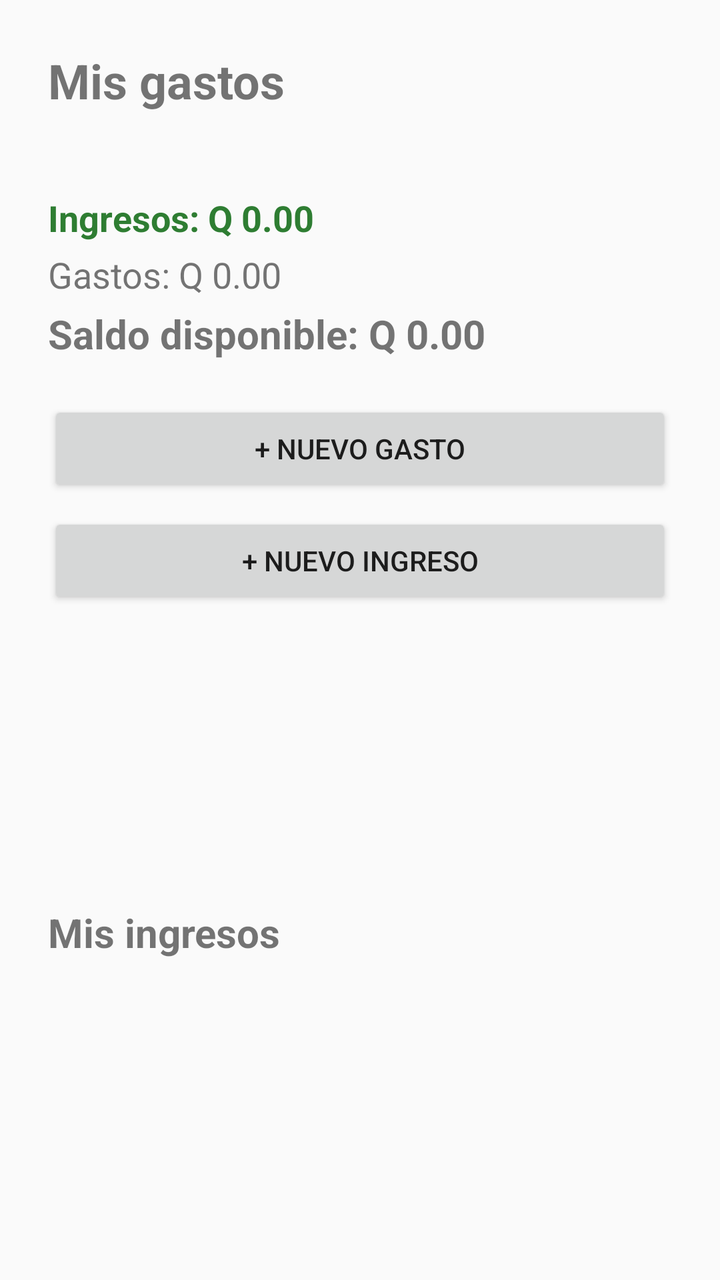
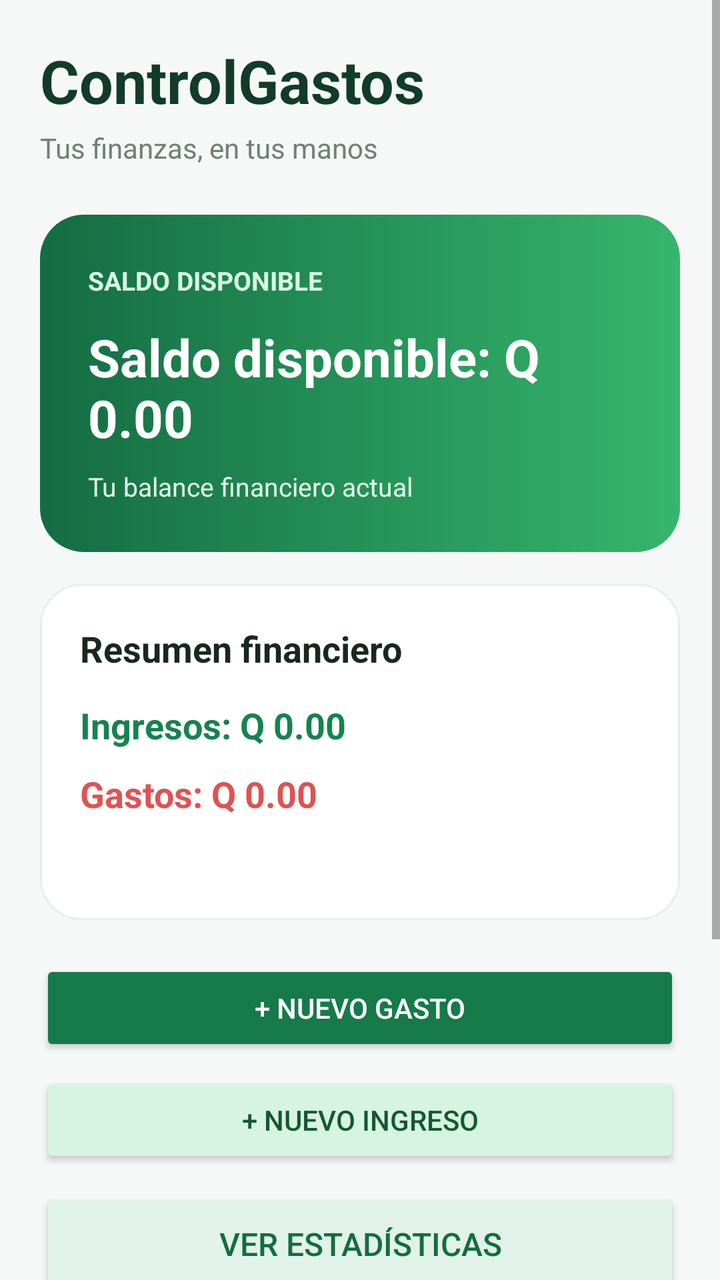

Screens rendered from an Android XML layout before and after an edit, with the pre-edit source and the edit as a unified diff.
<!-- AndroidManifest.xml: activity theme Theme.ControlGastos -->
<!-- res/layout/activity_main.xml -->
<?xml version="1.0" encoding="utf-8"?>
<LinearLayout xmlns:android="http://schemas.android.com/apk/res/android"
    android:id="@+id/main"
    android:layout_width="match_parent"
    android:layout_height="match_parent"
    android:orientation="vertical"
    android:padding="24dp">

    <TextView
        android:layout_width="match_parent"
        android:layout_height="wrap_content"
        android:text="Mis gastos"
        android:textSize="24sp"
        android:textStyle="bold" />

    <TextView
        android:id="@+id/tvResumen"
        android:layout_width="match_parent"
        android:layout_height="wrap_content"
        android:layout_marginTop="4dp"
        android:textSize="18sp" />

    
    <TextView
        android:id="@+id/tvTotalIngresos"
        android:layout_width="match_parent"
        android:layout_height="wrap_content"
        android:layout_marginTop="12dp"
        android:text="Ingresos: Q 0.00"
        android:textColor="#2E7D32"
        android:textSize="18sp"
        android:textStyle="bold" />

    <TextView
        android:id="@+id/tvTotalGastos"
        android:layout_width="match_parent"
        android:layout_height="wrap_content"
        android:layout_marginTop="4dp"
        android:text="Gastos: Q 0.00"
        android:textSize="18sp" />

    <TextView
        android:id="@+id/tvSaldoDisponible"
        android:layout_width="match_parent"
        android:layout_height="wrap_content"
        android:layout_marginTop="4dp"
        android:layout_marginBottom="12dp"
        android:text="Saldo disponible: Q 0.00"
        android:textSize="20sp"
        android:textStyle="bold" />

    <Button
        android:id="@+id/btnNuevo"
        android:layout_width="match_parent"
        android:layout_height="wrap_content"
        android:layout_marginTop="8dp"
        android:text="+ Nuevo gasto" />

    <Button
        android:id="@+id/btnNuevoIngreso"
        android:layout_width="match_parent"
        android:layout_height="wrap_content"
        android:layout_marginTop="8dp"
        android:text="+ Nuevo ingreso" />

    
    <androidx.recyclerview.widget.RecyclerView
        android:id="@+id/rvGastos"
        android:layout_width="match_parent"
        android:layout_height="0dp"
        android:layout_marginTop="8dp"
        android:layout_weight="1" />

    <TextView
        android:layout_width="match_parent"
        android:layout_height="wrap_content"
        android:layout_marginTop="12dp"
        android:text="Mis ingresos"
        android:textSize="20sp"
        android:textStyle="bold" />

    <androidx.recyclerview.widget.RecyclerView
        android:id="@+id/rvIngresos"
        android:layout_width="match_parent"
        android:layout_height="0dp"
        android:layout_weight="1"
        android:layout_marginTop="8dp" />

</LinearLayout>
<!-- resources referenced by this layout -->
<resources>
  <style name="Theme.ControlGastos" parent="Theme.AppCompat.DayNight.NoActionBar" />
</resources>

<!-- the commit's change to res/layout/activity_main.xml (unified diff, before → after) -->
@@ -1,89 +1,202 @@
 <?xml version="1.0" encoding="utf-8"?>
-<LinearLayout xmlns:android="http://schemas.android.com/apk/res/android"
+<ScrollView
+    xmlns:android="http://schemas.android.com/apk/res/android"
     android:id="@+id/main"
     android:layout_width="match_parent"
     android:layout_height="match_parent"
-    android:orientation="vertical"
-    android:padding="24dp">
-
-    <TextView
+    android:fillViewport="true"
+    android:background="#F5F8F6">
+
+    <LinearLayout
         android:layout_width="match_parent"
         android:layout_height="wrap_content"
-        android:text="Mis gastos"
-        android:textSize="24sp"
-        android:textStyle="bold" />
-
-    <TextView
-        android:id="@+id/tvResumen"
-        android:layout_width="match_parent"
-        android:layout_height="wrap_content"
-        android:layout_marginTop="4dp"
-        android:textSize="18sp" />
-
-    
-    <TextView
-        android:id="@+id/tvTotalIngresos"
-        android:layout_width="match_parent"
-        android:layout_height="wrap_content"
-        android:layout_marginTop="12dp"
-        android:text="Ingresos: Q 0.00"
-        android:textColor="#2E7D32"
-        android:textSize="18sp"
-        android:textStyle="bold" />
-
-    <TextView
-        android:id="@+id/tvTotalGastos"
-        android:layout_width="match_parent"
-        android:layout_height="wrap_content"
-        android:layout_marginTop="4dp"
-        android:text="Gastos: Q 0.00"
-        android:textSize="18sp" />
-
-    <TextView
-        android:id="@+id/tvSaldoDisponible"
-        android:layout_width="match_parent"
-        android:layout_height="wrap_content"
-        android:layout_marginTop="4dp"
-        android:layout_marginBottom="12dp"
-        android:text="Saldo disponible: Q 0.00"
-        android:textSize="20sp"
-        android:textStyle="bold" />
-
-    <Button
-        android:id="@+id/btnNuevo"
-        android:layout_width="match_parent"
-        android:layout_height="wrap_content"
-        android:layout_marginTop="8dp"
-        android:text="+ Nuevo gasto" />
-
-    <Button
-        android:id="@+id/btnNuevoIngreso"
-        android:layout_width="match_parent"
-        android:layout_height="wrap_content"
-        android:layout_marginTop="8dp"
-        android:text="+ Nuevo ingreso" />
-
-    
-    <androidx.recyclerview.widget.RecyclerView
-        android:id="@+id/rvGastos"
-        android:layout_width="match_parent"
-        android:layout_height="0dp"
-        android:layout_marginTop="8dp"
-        android:layout_weight="1" />
-
-    <TextView
-        android:layout_width="match_parent"
-        android:layout_height="wrap_content"
-        android:layout_marginTop="12dp"
-        android:text="Mis ingresos"
-        android:textSize="20sp"
-        android:textStyle="bold" />
-
-    <androidx.recyclerview.widget.RecyclerView
-        android:id="@+id/rvIngresos"
-        android:layout_width="match_parent"
-        android:layout_height="0dp"
-        android:layout_weight="1"
-        android:layout_marginTop="8dp" />
-
-</LinearLayout>
+        android:orientation="vertical"
+        android:padding="20dp">
+
+        
+        <TextView
+            android:layout_width="match_parent"
+            android:layout_height="wrap_content"
+            android:text="ControlGastos"
+            android:textColor="#123B2B"
+            android:textSize="30sp"
+            android:textStyle="bold" />
+
+        <TextView
+            android:layout_width="match_parent"
+            android:layout_height="wrap_content"
+            android:layout_marginTop="4dp"
+            android:text="Tus finanzas, en tus manos"
+            android:textColor="#718079"
+            android:textSize="14sp" />
+
+        
+        <LinearLayout
+            android:layout_width="match_parent"
+            android:layout_height="wrap_content"
+            android:layout_marginTop="24dp"
+            android:background="@drawable/bg_tarjeta_saldo"
+            android:orientation="vertical"
+            android:padding="24dp">
+
+            <TextView
+                android:layout_width="match_parent"
+                android:layout_height="wrap_content"
+                android:text="SALDO DISPONIBLE"
+                android:textColor="#D9F5E4"
+                android:textSize="13sp"
+                android:textStyle="bold" />
+
+            <TextView
+                android:id="@+id/tvSaldoDisponible"
+                android:layout_width="match_parent"
+                android:layout_height="wrap_content"
+                android:layout_marginTop="12dp"
+                android:text="Saldo disponible: Q 0.00"
+                android:textColor="#FFFFFF"
+                android:textSize="26sp"
+                android:textStyle="bold" />
+
+            <TextView
+                android:layout_width="match_parent"
+                android:layout_height="wrap_content"
+                android:layout_marginTop="8dp"
+                android:text="Tu balance financiero actual"
+                android:textColor="#E1F6E9"
+                android:textSize="13sp" />
+
+        </LinearLayout>
+
+        
+        <LinearLayout
+            android:layout_width="match_parent"
+            android:layout_height="wrap_content"
+            android:layout_marginTop="16dp"
+            android:background="@drawable/bg_tarjeta_blanca"
+            android:orientation="vertical"
+            android:padding="20dp">
+
+            <TextView
+                android:text="Resumen financiero"
+                android:textSize="18sp"
+                android:textStyle="bold"
+                android:textColor="#172820"
+                android:layout_width="match_parent"
+                android:layout_height="wrap_content" />
+
+            <TextView
+                android:id="@+id/tvTotalIngresos"
+                android:layout_width="match_parent"
+                android:layout_height="wrap_content"
+                android:layout_marginTop="14dp"
+                android:text="Ingresos: Q 0.00"
+                android:textColor="#16834F"
+                android:textSize="18sp"
+                android:textStyle="bold" />
+
+            <TextView
+                android:id="@+id/tvTotalGastos"
+                android:layout_width="match_parent"
+                android:layout_height="wrap_content"
+                android:layout_marginTop="10dp"
+                android:text="Gastos: Q 0.00"
+                android:textColor="#E05252"
+                android:textSize="18sp"
+                android:textStyle="bold" />
+
+            <TextView
+                android:id="@+id/tvResumen"
+                android:layout_width="match_parent"
+                android:layout_height="wrap_content"
+                android:layout_marginTop="12dp"
+                android:textColor="#74817A"
+                android:textSize="14sp" />
+
+        </LinearLayout>
+
+        
+        <Button
+            android:id="@+id/btnNuevo"
+            android:layout_width="match_parent"
+            android:layout_height="wrap_content"
+            android:layout_marginTop="20dp"
+            android:backgroundTint="#167A4A"
+            android:text="+ Nuevo gasto"
+            android:textColor="#FFFFFF" />
+
+        <Button
+            android:id="@+id/btnNuevoIngreso"
+            android:layout_width="match_parent"
+            android:layout_height="wrap_content"
+            android:layout_marginTop="8dp"
+            android:backgroundTint="#D7F3E1"
+            android:text="+ Nuevo ingreso"
+            android:textColor="#145735" />
+
+
+        <Button
+            android:id="@+id/btnEstadisticas"
+            android:layout_width="match_parent"
+            android:layout_height="56dp"
+            android:layout_marginTop="10dp"
+            android:backgroundTint="#E1F2E8"
+            android:text="Ver estadísticas"
+            android:textColor="#146C43"
+            android:textSize="16sp" />
+
+
+        
+        <LinearLayout
+            android:layout_width="match_parent"
+            android:layout_height="wrap_content"
+            android:layout_marginTop="20dp"
+            android:background="@drawable/bg_tarjeta_blanca"
+            android:orientation="vertical"
+            android:padding="16dp">
+
+            <TextView
+                android:layout_width="match_parent"
+                android:layout_height="wrap_content"
+                android:text="Gastos recientes"
+                android:textColor="#172820"
+                android:textSize="20sp"
+                android:textStyle="bold" />
+
+            <androidx.recyclerview.widget.RecyclerView
+                android:id="@+id/rvGastos"
+                android:layout_width="match_parent"
+                android:layout_height="wrap_content"
+                android:layout_marginTop="12dp"
+                android:nestedScrollingEnabled="false" />
+
+        </LinearLayout>
+
+        
+        <LinearLayout
+            android:layout_width="match_parent"
+            android:layout_height="wrap_content"
+            android:layout_marginTop="16dp"
+            android:layout_marginBottom="24dp"
+            android:background="@drawable/bg_tarjeta_blanca"
+            android:orientation="vertical"
+            android:padding="16dp">
+
+            <TextView
+                android:layout_width="match_parent"
+                android:layout_height="wrap_content"
+                android:text="Ingresos recientes"
+                android:textColor="#172820"
+                android:textSize="20sp"
+                android:textStyle="bold" />
+
+            <androidx.recyclerview.widget.RecyclerView
+                android:id="@+id/rvIngresos"
+                android:layout_width="match_parent"
+                android:layout_height="wrap_content"
+                android:layout_marginTop="12dp"
+                android:nestedScrollingEnabled="false" />
+
+        </LinearLayout>
+
+    </LinearLayout>
+</ScrollView>
<!-- resource entries referenced after the edit -->
@@ -1,5 +1,32 @@
 <!-- resources referenced by this layout -->
 <resources>
+  <!-- drawable bg_tarjeta_blanca (drawable) -->
+  <?xml version="1.0" encoding="utf-8"?>
+  <shape xmlns:android="http://schemas.android.com/apk/res/android"
+      android:shape="rectangle">
+  
+      <solid android:color="#FFFFFF" />
+  
+      <corners android:radius="20dp" />
+  
+      <stroke
+          android:width="1dp"
+          android:color="#E8EFEB" />
+  
+  </shape>
+  <!-- drawable bg_tarjeta_saldo (drawable) -->
+  <?xml version="1.0" encoding="utf-8"?>
+  <shape xmlns:android="http://schemas.android.com/apk/res/android"
+      android:shape="rectangle">
+  
+      <gradient
+          android:angle="0"
+          android:startColor="#146C43"
+          android:endColor="#36B66C" />
+  
+      <corners android:radius="22dp" />
+  
+  </shape>
   <style name="Theme.ControlGastos" parent="Theme.AppCompat.DayNight.NoActionBar" />
 </resources>
 
